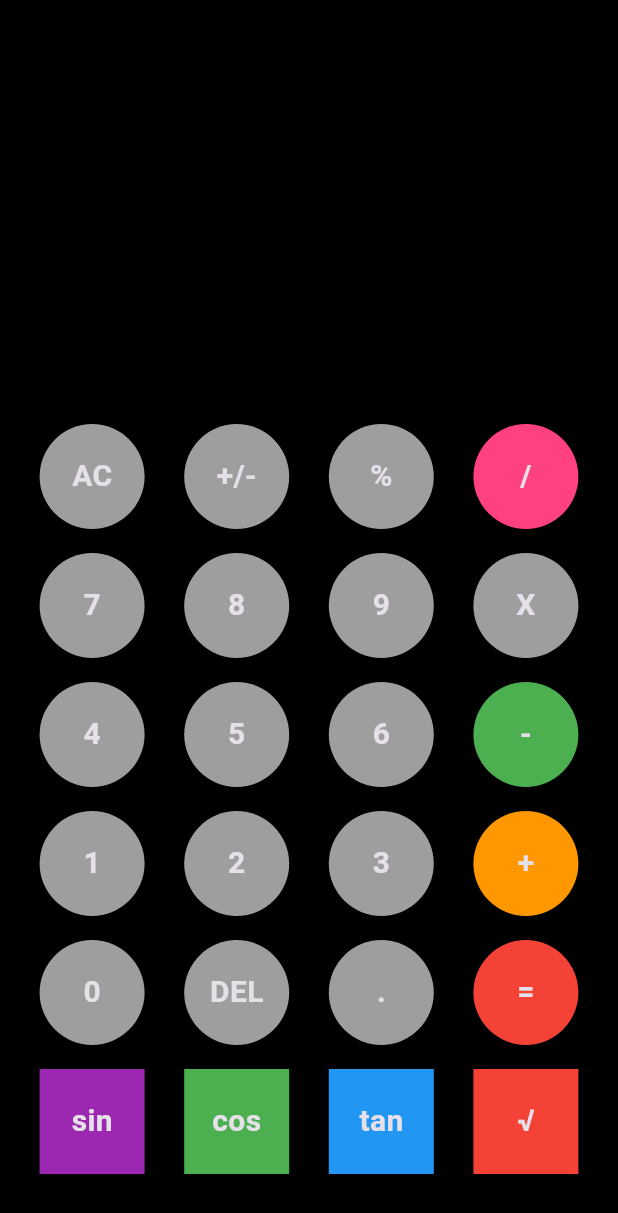
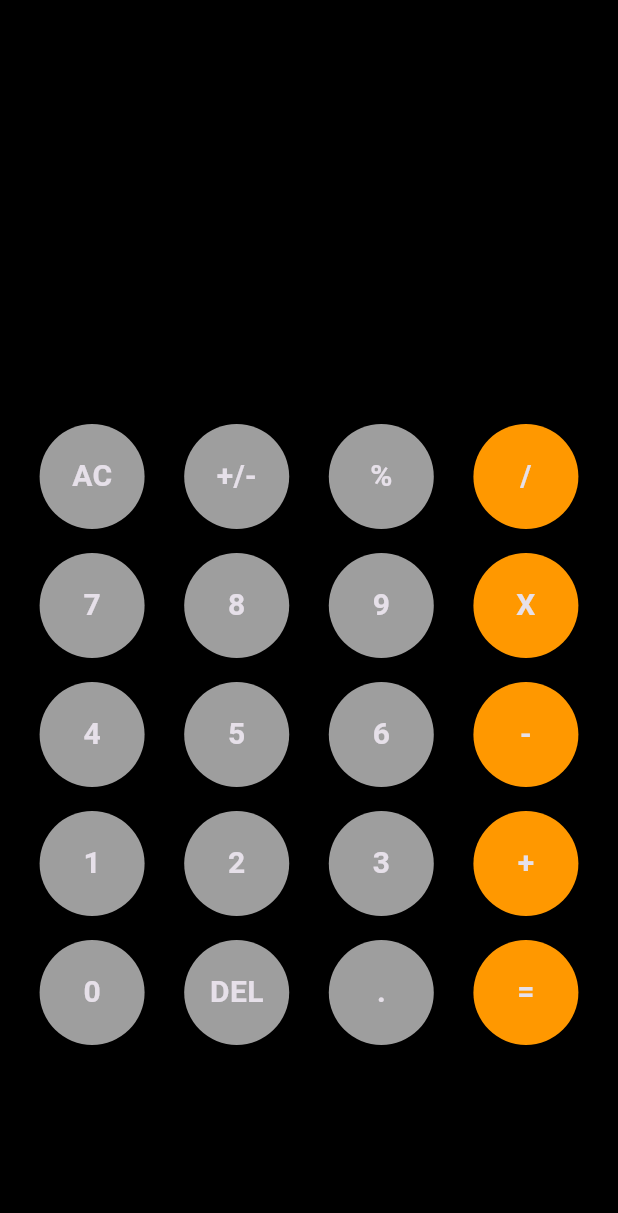
Before and after one commit to GDGC-MET/Calculator-Flutter, a Flutter app: the screen it shows after launch, on a phone screen of 412 x 824 dp. Shown: the top 1213 px of the screen. Run offline on Flutter 3.47's test engine with Material 3 defaults, Android fonts, the phone set to English and light mode, and no system bars; our stand-ins replace math_expressions.

Commit message:
Update Calculator.dart
There was some functions which was not working properly ,
alignment is slightly changed
now its fully working application with all operations working properly .

```diff
--- a/lib/Calculator.dart
+++ b/lib/Calculator.dart
@@ -11,7 +11,6 @@ class calculator extends StatefulWidget {
 class _calculatorState extends State<calculator> {
   var userInput = '';
   var result = '';
-
   @override
   Widget build(BuildContext context) {
     return SafeArea(
@@ -29,9 +28,8 @@ class _calculatorState extends State<calculator> {
                     children: [
                       Align(
                         alignment: Alignment.centerRight,
-                        child: Text(result.toString(), style: TextStyle(fontSize: 50)),
-                      ),
-                      Text(userInput.toString(), style: TextStyle(fontSize: 50)),
+                          child: Text(result.toString(), style: TextStyle(fontSize: 50),)),
+                      Text(userInput.toString(), style: TextStyle(fontSize: 50),),
                     ],
                   ),
                 ),
@@ -44,23 +42,26 @@ class _calculatorState extends State<calculator> {
                   Row(
                     mainAxisAlignment: MainAxisAlignment.spaceEvenly,
                     children: [
-                      myButton(title: "AC", onPress: () {
+                      myButton(title: "AC", onPress: (){
                         setState(() {
-                          userInput = '';
-                          result = '';
+                          userInput = " ";
+                          result = ' ';
                         });
                       }),
-                      myButton(title: "+/-", onPress: () {
-                        setState(() {});
-                      }),
-                      myButton(title: "%", onPress: () {
+                      myButton(title: "+/-", onPress: (){
                         setState(() {
-                          userInput = userInput + '%';
+
                         });
                       }),
-                      myButton(color: Colors.pinkAccent, title: "/", onPress: () {
+                      myButton(title: "%", onPress: (){
                         setState(() {
-                          userInput = userInput + '/';
+                        });
+                      }),
+                      myButton(
+                          color: Colors.orange,
+                          title: "/", onPress: (){
+                        setState(() {
+                          userInput = userInput+'/';
                         });
                       }),
                     ],
@@ -68,24 +69,26 @@ class _calculatorState extends State<calculator> {
                   Row(
                     mainAxisAlignment: MainAxisAlignment.spaceEvenly,
                     children: [
-                      myButton(title: "7", onPress: () {
+                      myButton(title: "7", onPress: (){
                         setState(() {
-                          userInput = userInput + '7';
+                          userInput = userInput+'7';
                         });
                       }),
-                      myButton(title: "8", onPress: () {
+                      myButton(title: "8", onPress: (){
                         setState(() {
-                          userInput = userInput + '8';
+                          userInput = userInput+'8';
                         });
                       }),
-                      myButton(title: "9", onPress: () {
+                      myButton(title: "9", onPress: (){
                         setState(() {
-                          userInput = userInput + '9';
+                          userInput = userInput+'9';
                         });
                       }),
-                      myButton(color: Colors.grey, title: "X", onPress: () {
+                      myButton(
+                          color: Colors.orange,
+                          title: "X", onPress: (){
                         setState(() {
-                          userInput = userInput + 'X';
+                          userInput = userInput+'X';
                         });
                       }),
                     ],
@@ -93,24 +96,26 @@ class _calculatorState extends State<calculator> {
                   Row(
                     mainAxisAlignment: MainAxisAlignment.spaceEvenly,
                     children: [
-                      myButton(title: "4", onPress: () {
+                      myButton(title: "4", onPress: (){
                         setState(() {
-                          userInput = userInput + '4';
+                          userInput = userInput+'4';
                         });
                       }),
-                      myButton(title: "5", onPress: () {
+                      myButton(title: "5", onPress: (){
                         setState(() {
-                          userInput = userInput + '5';
+                          userInput = userInput+'5';
                         });
                       }),
-                      myButton(title: "6", onPress: () {
+                      myButton(title: "6", onPress: (){
                         setState(() {
-                          userInput = userInput + '6';
+                          userInput = userInput+'6';
                         });
                       }),
-                      myButton(color: Colors.green, title: "-", onPress: () {
+                      myButton(
+                         color: Colors.orange,
+                          title: "-", onPress: (){
                         setState(() {
-                          userInput = userInput + '-';
+                          userInput = userInput+'-';
                         });
                       }),
                     ],
@@ -118,24 +123,26 @@ class _calculatorState extends State<calculator> {
                   Row(
                     mainAxisAlignment: MainAxisAlignment.spaceEvenly,
                     children: [
-                      myButton(title: "1", onPress: () {
+                      myButton(title: "1", onPress: (){
                         setState(() {
-                          userInput = userInput + '1';
+                          userInput = userInput+'1';
                         });
                       }),
-                      myButton(title: "2", onPress: () {
+                      myButton(title: "2", onPress: (){
                         setState(() {
-                          userInput = userInput + '2';
+                          userInput = userInput+'2';
                         });
                       }),
-                      myButton(title: "3", onPress: () {
+                      myButton(title: "3", onPress: (){
                         setState(() {
-                          userInput = userInput + '3';
+                          userInput = userInput+'3';
                         });
                       }),
-                      myButton(color: Colors.orange, title: "+", onPress: () {
+                      myButton(
+                         color: Colors.orange,
+                          title: "+", onPress: (){
                         setState(() {
-                          userInput = userInput + '+';
+                          userInput = userInput+'+';
                         });
                       }),
                     ],
@@ -143,62 +150,28 @@ class _calculatorState extends State<calculator> {
                   Row(
                     mainAxisAlignment: MainAxisAlignment.spaceEvenly,
                     children: [
-                      myButton(title: "0", onPress: () {
+                      myButton(title: "0", onPress: (){
                         setState(() {
-                          userInput = userInput + '0';
+                          userInput = userInput+'0';
                         });
                       }),
-                      myButton(title: "DEL", onPress: () {
+                      myButton(title: "DEL", onPress: (){
                         setState(() {
-                          userInput = userInput.substring(0, userInput.length - 1);
+                            userInput = userInput.substring(0, userInput.length-1);
                         });
                       }),
-                      myButton(title: ".", onPress: () {
+                      myButton(title: ".", onPress: (){
                         setState(() {
-                          userInput = userInput + '.';
+                          userInput = userInput+'.';
                         });
                       }),
-                      myButton(color: Colors.red, title: "=", onPress: () {
+                      myButton(
+                         color: Colors.orange,
+                          title: "=", onPress: (){
+                        setState(() {
                             equalPress();
+                        });
                       }),
-                    ],
-                  ),
-                  // New row for additional functions
-                  Row(
-                    mainAxisAlignment: MainAxisAlignment.spaceEvenly,
-                    children: [
-                      myButton(
-                        title: "sin",
-                        color: Colors.purple,
-                        shape: BoxShape.rectangle,
-                        onPress: () {
-                          setState(() {});
-                        },
-                      ),
-                      myButton(
-                        title: "cos",
-                        color: Colors.green,
-                        shape: BoxShape.rectangle,
-                        onPress: () {
-                          setState(() {});
-                        },
-                      ),
-                      myButton(
-                        title: "tan",
-                        color: Colors.blue,
-                        shape: BoxShape.rectangle,
-                        onPress: () {
-                          setState(() {});
-                        },
-                      ),
-                      myButton(
-                        title: "√",
-                        color: Colors.red,
-                        shape: BoxShape.rectangle,
-                        onPress: () {
-                          setState(() {});
-                        },
-                      ),
                     ],
                   ),
                 ],
@@ -209,18 +182,13 @@ class _calculatorState extends State<calculator> {
       ),
     );
   }
-
-  void equalPress() {
-    try {
+  void equalPress (){
     String finalInput = userInput.replaceAll("X", "*");
     Parser p = Parser();
     Expression exp = p.parse(finalInput);
     ContextModel contextModel = ContextModel();
     double eval = exp.evaluate(EvaluationType.REAL, contextModel);
     result = eval.toString();
-    } catch (e) {
-      result = "Error";
-    }
   }
 }
 
@@ -228,9 +196,7 @@ class myButton extends StatelessWidget {
   final String title;
   final Color color;
   final VoidCallback onPress;
-  final BoxShape shape; // New parameter for button shape
-
-  myButton({super.key, required this.title, this.color = Colors.grey, required this.onPress, this.shape = BoxShape.circle});
+  myButton({super.key, required this.title, this.color= Colors.grey, required this.onPress});
 
   @override
   Widget build(BuildContext context) {
@@ -243,14 +209,9 @@ class myButton extends StatelessWidget {
           width: 70,
           decoration: BoxDecoration(
               color: color,
-            shape: shape,
+              shape: BoxShape.circle
           ),
-          child: Center(
-            child: Text(
-              title,
-              style: TextStyle(fontSize: 20, fontWeight: FontWeight.bold),
-            ),
-          ),
+          child: Center(child: Text(title, style: TextStyle(fontSize: 20, fontWeight: FontWeight.bold),)),
         ),
       ),
     );
```
Lines whose indentation alone changed are shown as unchanged.
